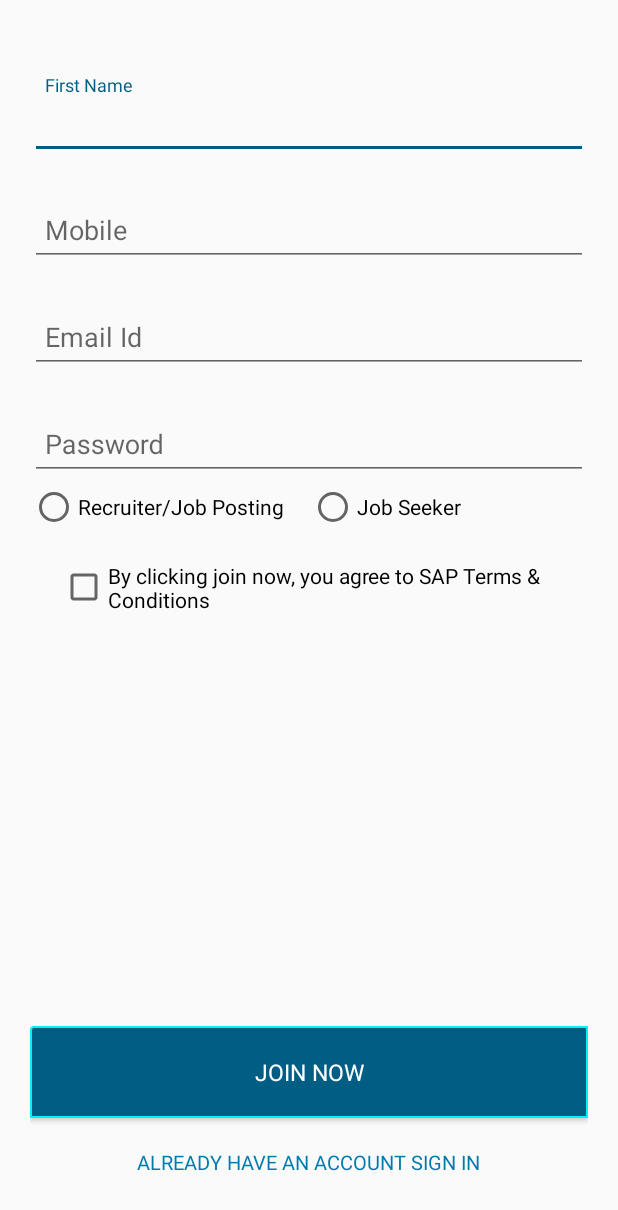
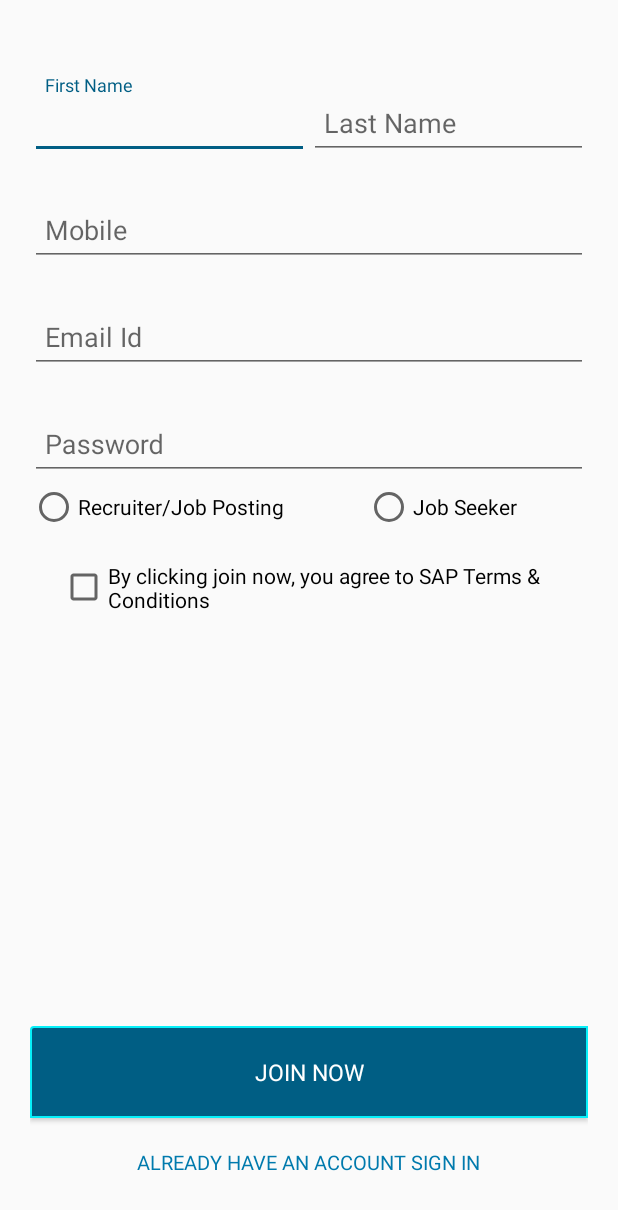
Before and after one commit to Aaryatech/SAP_Recruit, an Android app: the RegisterationActivity screen opened directly, with no data from a screen before it, on a phone screen of 412 x 824 dp. Shown: the top 1210 px of the screen. Run offline under Robolectric (Android 15) with nearby library versions, the phone set to English and light mode, and no system bars; our stand-ins replace ButterKnife; libraries missing offline, so code that uses them is left out: dmax.dialog; Roboto replaces fonts that are not available here; 2 statements that could not run were skipped.

Commit message:
Registration Completed

```diff
--- a/app/src/main/java/com/ats/sap_recruitment/activity/RegisterationActivity.java
+++ b/app/src/main/java/com/ats/sap_recruitment/activity/RegisterationActivity.java
@@ -1,62 +1,98 @@
 package com.ats.sap_recruitment.activity;
 
+import android.app.AlertDialog;
 import android.content.Intent;
+import android.content.SharedPreferences;
 import android.graphics.Typeface;
 import android.os.Bundle;
 import android.support.design.widget.TextInputLayout;
 import android.support.v7.app.AppCompatActivity;
+import android.util.Log;
 import android.view.View;
 import android.widget.Button;
 import android.widget.CheckBox;
 import android.widget.EditText;
+import android.widget.RadioButton;
 import android.widget.TextView;
+import android.widget.Toast;
 
 import com.ats.sap_recruitment.R;
+import com.ats.sap_recruitment.bean.RegistratinBean;
+import com.ats.sap_recruitment.retroInt.APIClient;
+import com.ats.sap_recruitment.retroInt.APIInterface;
+
+import butterknife.BindView;
+import butterknife.ButterKnife;
+import butterknife.OnClick;
+import dmax.dialog.SpotsDialog;
+import retrofit2.Call;
+import retrofit2.Callback;
+import retrofit2.Response;
 
 public class RegisterationActivity extends AppCompatActivity {
 
-    private EditText edName, edMobile, edEmail, edPassword;
-    private Button btnSubmit;
-    private TextView tvSignIn;
-    private CheckBox cbRegister;
-    private TextInputLayout textName, textMobile, textEmail, textPassword;
+    private static final String TAG ="RegisterationActivity" ;
+    @BindView(R.id.textRegFirstName)
+    TextInputLayout textName;
+    @BindView(R.id.textRegLastName)
+    TextInputLayout textLastName;
+    @BindView(R.id.textEmail)
+    TextInputLayout textEmail;
+    @BindView(R.id.textMobile)
+    TextInputLayout textMobile;
+    @BindView(R.id.textPassword)
+    TextInputLayout textPassword;
+
+    @BindView(R.id.edRegFirstName)
+    EditText edFirstName;
+    @BindView(R.id.edRegLastName)
+    EditText edLastName;
+    @BindView(R.id.edRegisterMobile)
+    EditText edMobile;
+    @BindView(R.id.edRegisterEmail)
+    EditText edEmail;
+    @BindView(R.id.edRegisterPassword)
+    EditText edPassword;
+
+    @BindView(R.id.rbRecruiter)
+    RadioButton rbRecruiter;
+    @BindView(R.id.rbJobSeeker)
+    RadioButton rbJobSeeker;
+
+
+    @BindView(R.id.cbRegister)
+    CheckBox cbRegister;
+    @BindView(R.id.btnRegisterJoinNow)
+    Button btnSubmit;
+    @BindView(R.id.tvRegisterSignIn)
+    TextView tvSignIn;
+
+    private APIInterface apiInterface = APIClient.getClient().create(APIInterface.class);
 
     @Override
     protected void onCreate(Bundle savedInstanceState) {
         super.onCreate(savedInstanceState);
         setContentView(R.layout.activity_registeration);
+        ButterKnife.bind(this);
 
         Typeface myTypeface = Typeface.createFromAsset(getAssets(), "Free_Serif.ttf");
         Typeface myTypefaceBold = Typeface.createFromAsset(getAssets(), "Free_Serif.ttf");
 
-        textName = (TextInputLayout) findViewById(R.id.textFirstName);
-        textEmail = (TextInputLayout) findViewById(R.id.textEmail);
-        textMobile = (TextInputLayout) findViewById(R.id.textMobile);
-        textPassword = (TextInputLayout) findViewById(R.id.textPassword);
 
         textName.setTypeface(myTypeface);
+        textLastName.setTypeface(myTypeface);
         textMobile.setTypeface(myTypeface);
         textEmail.setTypeface(myTypeface);
         textPassword.setTypeface(myTypeface);
-
-        edName = (EditText) findViewById(R.id.edRegisterName);
-        edMobile = (EditText) findViewById(R.id.edRegisterMobile);
-        edEmail = (EditText) findViewById(R.id.edRegisterEmail);
-        edPassword = (EditText) findViewById(R.id.edRegisterPassword);
-
-        edName.setTypeface(myTypefaceBold);
+        edFirstName.setTypeface(myTypefaceBold);
+        edLastName.setTypeface(myTypefaceBold);
         edMobile.setTypeface(myTypefaceBold);
         edEmail.setTypeface(myTypefaceBold);
         edPassword.setTypeface(myTypefaceBold);
+        cbRegister.setTypeface(myTypefaceBold);
+        btnSubmit.setTypeface(myTypefaceBold);
+        tvSignIn.setTypeface(myTypefaceBold);
 
-        cbRegister = (CheckBox) findViewById(R.id.cbRegister);
-        cbRegister.setTypeface(myTypefaceBold);
-
-        btnSubmit = (Button) findViewById(R.id.btnRegisterJoinNow);
-        btnSubmit.setTypeface(myTypefaceBold);
-
-        tvSignIn = (TextView) findViewById(R.id.tvRegisterSignIn);
-        tvSignIn.setTypeface(myTypefaceBold);
 
         tvSignIn.setOnClickListener(new View.OnClickListener() {
             @Override
@@ -67,4 +103,92 @@ public class RegisterationActivity extends AppCompatActivity {
         });
 
     }
+
+    @OnClick(R.id.btnRegisterJoinNow)
+    public void getRegisterUser() {
+        boolean validData = true;
+
+        String fname = edFirstName.getText().toString();
+        String lname = edLastName.getText().toString();
+        String mobileNo = edMobile.getText().toString();
+        String emailId = edEmail.getText().toString();
+        String password = edPassword.getText().toString();
+        String radioSeleted = "-1";
+
+
+        if (rbJobSeeker.isChecked()) {
+            radioSeleted = "1";
+        } else if (rbRecruiter.isChecked()) {
+            radioSeleted = "0";
+        } else {
+            validData = false;
+            Toast.makeText(this, "please select JobSeeker/Recruiter", Toast.LENGTH_SHORT).show();
+        }
+        if (!cbRegister.isChecked()) {
+            validData = false;
+            Toast.makeText(this, "Please Accept terms & condition", Toast.LENGTH_SHORT).show();
+        }
+
+        if (fname.equalsIgnoreCase("")) {
+            edFirstName.setError("required");
+            edFirstName.requestFocus();
+            validData = false;
+        }
+        if (lname.equalsIgnoreCase("")) {
+            edLastName.setError("required");
+            edLastName.requestFocus();
+            validData = false;
+        }
+        if (mobileNo.equalsIgnoreCase("")) {
+            edMobile.setError("Mobile No required");
+            edMobile.requestFocus();
+            validData = false;
+        }
+        if (password.equalsIgnoreCase("")) {
+            edPassword.setError("please enter password");
+            edPassword.requestFocus();
+            validData = false;
+        }
+        if (emailId.equalsIgnoreCase("")) {
+            edEmail.setError("please enter Email Address");
+            edEmail.requestFocus();
+            validData = false;
+        }
+
+        if (validData) {
+            final AlertDialog dialog = new SpotsDialog(this);
+            dialog.show();
+            final Call<RegistratinBean> registratinBeanCall = apiInterface.getRegister("", fname, lname, mobileNo, emailId, password, radioSeleted);
+            registratinBeanCall.enqueue(new Callback<RegistratinBean>() {
+                @Override
+                public void onResponse(Call<RegistratinBean> call, Response<RegistratinBean> response) {
+                    dialog.dismiss();
+                    if (response.body() != null) {
+                        RegistratinBean registratinBean = response.body();
+                        String status = registratinBean.getStatus();
+                        if (status.equalsIgnoreCase("success")) {
+                            Toast.makeText(RegisterationActivity.this, "User Successfully Register", Toast.LENGTH_SHORT).show();
+                            startActivity(new Intent(RegisterationActivity.this, LoginActivity.class));
+                            finish();
+                        } else if (status.equalsIgnoreCase("mobile_exist")) {
+                            Toast.makeText(RegisterationActivity.this, "Mobile No Already Exist", Toast.LENGTH_SHORT).show();
+                        } else {
+                            Toast.makeText(RegisterationActivity.this, "Failed to Register", Toast.LENGTH_SHORT).show();
+                        }
+                    } else {
+                        Toast.makeText(RegisterationActivity.this, "No valid response from server ", Toast.LENGTH_SHORT).show();
+                    }
+                }
+
+                @Override
+                public void onFailure(Call<RegistratinBean> call, Throwable t) {
+                    dialog.dismiss();
+                    Log.e(TAG, "onFailure: "+t.getMessage());
+                    Toast.makeText(RegisterationActivity.this, "Server Connection Error", Toast.LENGTH_SHORT).show();
+                }
+            });
+        }
+
+
+    }
 }
--- a/app/src/main/java/com/ats/sap_recruitment/retroInt/APIInterface.java
+++ b/app/src/main/java/com/ats/sap_recruitment/retroInt/APIInterface.java
@@ -9,6 +9,7 @@ import com.ats.sap_recruitment.bean.EducationalProfile;
 import com.ats.sap_recruitment.bean.JobProfileDetails;
 import com.ats.sap_recruitment.bean.LoginBean;
 import com.ats.sap_recruitment.bean.PersonProfile;
+import com.ats.sap_recruitment.bean.RegistratinBean;
 import com.ats.sap_recruitment.bean.SapProfile;
 import com.ats.sap_recruitment.bean.SaveJobBaens;
 
@@ -126,4 +127,8 @@ public interface APIInterface {
     @POST("Ser_profile_recu/edit_job")
     Call<EduStatusCode> editJobProfileDetails(@Field("frm_mode") String frm_mode, @Field("user_type") String user_type, @Field("user_id") String user_id, @Field("job_id") String job_id, @Field("job_title") String job_title, @Field("job_desc") String job_desc, @Field("job_exp_year") String job_exp_year, @Field("job_exp_month") String job_exp_month);
 
+
+    @FormUrlEncoded
+    @POST("Ser_authen/get_register")
+    Call<RegistratinBean> getRegister(@Field("frm_mode") String frm_mode, @Field("prof_fname") String prof_fname, @Field("prof_lname") String prof_lname, @Field("user_mobile") String user_mobile, @Field("user_email") String user_email, @Field("user_password") String user_password, @Field("user_type") String user_type);
 }
--- a/app/src/main/res/layout/activity_registeration.xml
+++ b/app/src/main/res/layout/activity_registeration.xml
@@ -18,22 +18,44 @@
             android:layout_marginTop="50dp"
             android:orientation="vertical">
 
+            <LinearLayout
+                android:layout_width="match_parent"
+                android:layout_height="wrap_content"
+                android:orientation="horizontal"
+                android:weightSum="100">
+
                 <android.support.design.widget.TextInputLayout
-                android:id="@+id/textFirstName"
+                    android:id="@+id/textRegFirstName"
                     android:layout_width="match_parent"
-                android:layout_height="wrap_content">
+                    android:layout_height="wrap_content"
+                    android:layout_weight="50">
 
                     <EditText
-                    android:id="@+id/edRegisterName"
+                        android:id="@+id/edRegFirstName"
                         android:layout_width="match_parent"
                         android:layout_height="wrap_content"
                         android:hint="First Name"
-                    android:maxLines="1"
                         android:paddingLeft="10dp"
-                    android:singleLine="true"
                         android:textColor="@color/colorText2"
                         android:textColorHint="@color/colorText2" />
                 </android.support.design.widget.TextInputLayout>
+
+                <android.support.design.widget.TextInputLayout
+                    android:id="@+id/textRegLastName"
+                    android:layout_width="match_parent"
+                    android:layout_height="wrap_content"
+                    android:layout_weight="50">
+
+                    <EditText
+                        android:id="@+id/edRegLastName"
+                        android:layout_width="match_parent"
+                        android:layout_height="wrap_content"
+                        android:hint="Last Name"
+                        android:paddingLeft="10dp"
+                        android:textColor="@color/colorText2"
+                        android:textColorHint="@color/colorText2" />
+                </android.support.design.widget.TextInputLayout>
+            </LinearLayout>
 
             <android.support.design.widget.TextInputLayout
                 android:id="@+id/textMobile"
@@ -100,15 +122,17 @@
                 android:weightSum="100">
 
                 <RadioButton
+                    android:id="@+id/rbRecruiter"
                     android:layout_width="match_parent"
                     android:layout_height="wrap_content"
-                    android:layout_weight="50"
+                    android:layout_weight="40"
                     android:text="Recruiter/Job Posting" />
 
                 <RadioButton
+                    android:id="@+id/rbJobSeeker"
                     android:layout_width="match_parent"
                     android:layout_height="wrap_content"
-                    android:layout_weight="50"
+                    android:layout_weight="60"
                     android:text="Job Seeker" />
             </RadioGroup>
 
```
Also changed, not shown: app/src/main/java/com/ats/sap_recruitment/bean/RegistratinBean.java (added, +87 -0 lines). Lines whose indentation alone changed are shown as unchanged.
